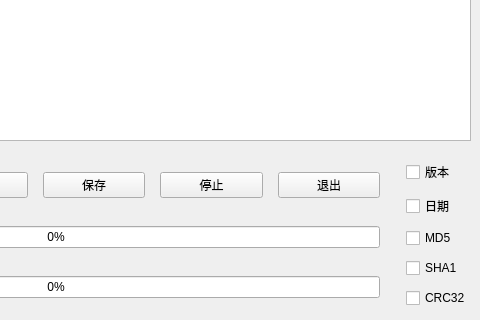
The window that jieqthashwidget.ui (jackfahdin/JieQtHash) describes before a commit, drawn with Qt 5; both pictures show x 320 to 800 and y 210 to 530 of the 800 by 530 pixel window.
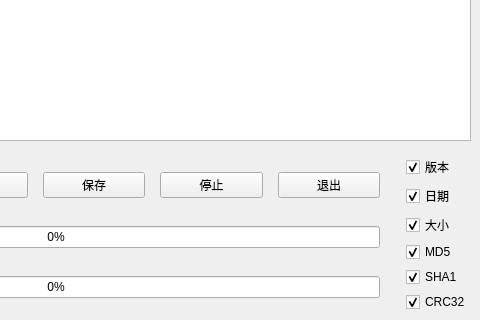
The same window after the commit. Icons and pictures are not drawn.

What changed in the file:
```diff
--- a/jieqthashwidget.ui
+++ b/jieqthashwidget.ui
@@ -175,6 +175,9 @@
         <property name="text">
          <string>版本</string>
         </property>
+        <property name="checked">
+         <bool>true</bool>
+        </property>
        </widget>
       </item>
       <item>
@@ -182,6 +185,19 @@
         <property name="text">
          <string>日期</string>
         </property>
+        <property name="checked">
+         <bool>true</bool>
+        </property>
+       </widget>
+      </item>
+      <item>
+       <widget class="QCheckBox" name="checkBoxSize">
+        <property name="text">
+         <string>大小</string>
+        </property>
+        <property name="checked">
+         <bool>true</bool>
+        </property>
        </widget>
       </item>
       <item>
@@ -189,6 +205,9 @@
         <property name="text">
          <string>MD5</string>
         </property>
+        <property name="checked">
+         <bool>true</bool>
+        </property>
        </widget>
       </item>
       <item>
@@ -196,6 +215,9 @@
         <property name="text">
          <string>SHA1</string>
         </property>
+        <property name="checked">
+         <bool>true</bool>
+        </property>
        </widget>
       </item>
       <item>
@@ -203,6 +225,9 @@
         <property name="text">
          <string>CRC32</string>
         </property>
+        <property name="checked">
+         <bool>true</bool>
+        </property>
        </widget>
       </item>
      </layout>
```
